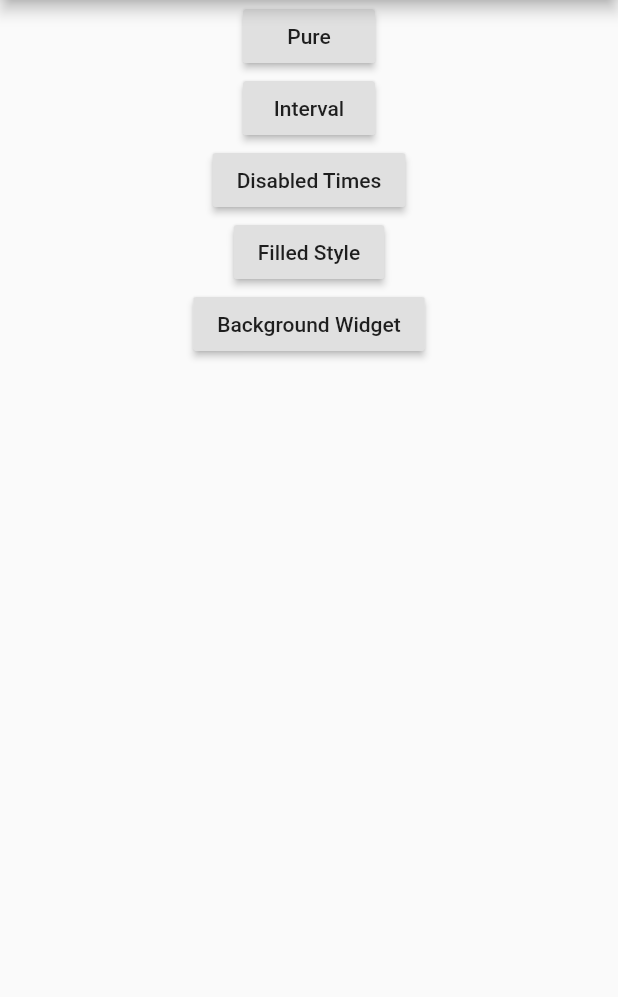
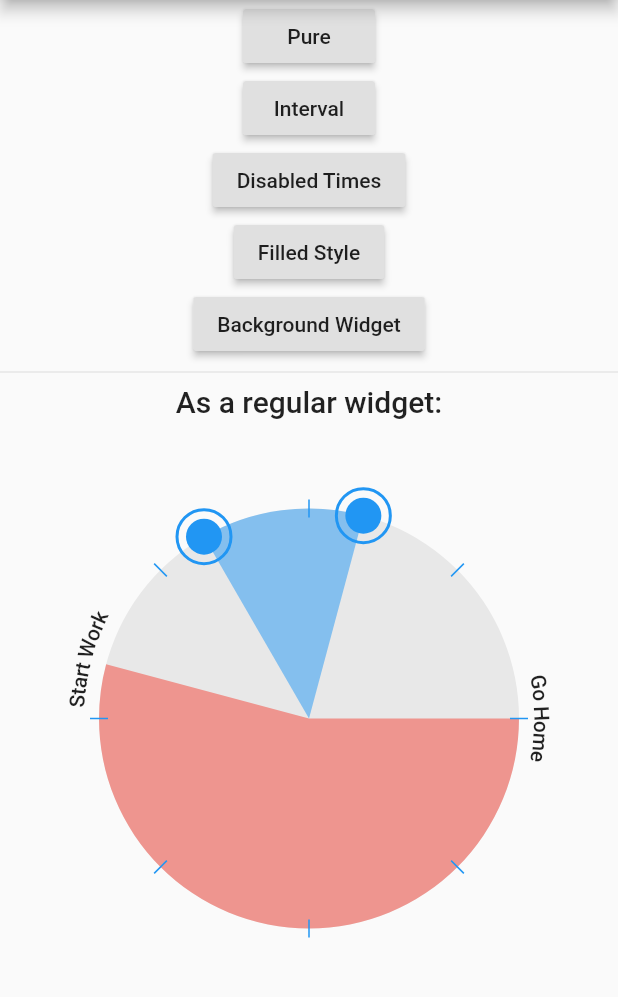
Before and after one commit to Chris1234567899/flutter_time_range_picker, a Flutter app: the screen it shows after launch, on a phone screen of 412 x 824 dp, the part 84-1081 px from its top. Run offline on Flutter 3.47's test engine with Material 2 defaults, Android fonts, the phone set to English and light mode, and no system bars.

Commit message:
Add inline widget to example app.

```diff
--- a/example/lib/main.dart
+++ b/example/lib/main.dart
@@ -232,6 +232,41 @@ class _MyHomePageState extends State<MyHomePage> {
             },
             child: Text("Background Widget"),
           ),
+          Divider(),
+          Text(
+            'As a regular widget:',
+            style: Theme.of(context).textTheme.headline6,
+          ),
+          Expanded(
+              child: Container(
+                  alignment: Alignment.topCenter,
+                  height: 400,
+                  width: 400,
+                  child: TimeRangePicker(
+                    hideButtons: true,
+                    hideTimes: true,
+                    paintingStyle: PaintingStyle.fill,
+                    backgroundColor: Colors.grey.withOpacity(0.2),
+                    labels: [
+                      ClockLabel.fromTime(
+                          time: TimeOfDay(hour: 7, minute: 0),
+                          text: "Start Work"),
+                      ClockLabel.fromTime(
+                          time: TimeOfDay(hour: 18, minute: 0), text: "Go Home")
+                    ],
+                    start: TimeOfDay(hour: 10, minute: 0),
+                    end: TimeOfDay(hour: 13, minute: 0),
+                    ticks: 8,
+                    strokeColor:
+                        Theme.of(context).primaryColor.withOpacity(0.5),
+                    ticksColor: Theme.of(context).primaryColor,
+                    labelOffset: 15,
+                    padding: 60,
+                    disabledTime: TimeRange(
+                        startTime: TimeOfDay(hour: 18, minute: 0),
+                        endTime: TimeOfDay(hour: 7, minute: 0)),
+                    disabledColor: Colors.red.withOpacity(0.5),
+                  )))
         ]),
       ),
     );
```
